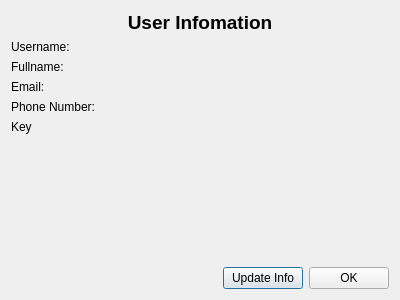
This is src/components/dialogs/user/userdetailsdialog.ui in DamPhuQuy/Scientific-Article-Management as Qt 5 draws it before an edit. The edited form follows.
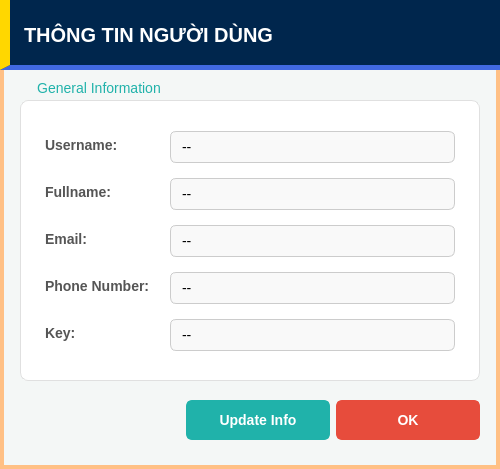
This is the edited form. Icons and pictures are not drawn.

The edit to the form file:
```diff
--- a/src/components/dialogs/user/userdetailsdialog.ui
+++ b/src/components/dialogs/user/userdetailsdialog.ui
@@ -6,35 +6,173 @@
    <rect>
     <x>0</x>
     <y>0</y>
-    <width>400</width>
-    <height>300</height>
+    <width>500</width>
+    <height>469</height>
    </rect>
   </property>
+  <property name="minimumSize">
+   <size>
+    <width>500</width>
+    <height>450</height>
+   </size>
+  </property>
   <property name="windowTitle">
-   <string>Author Details</string>
+   <string>User Details</string>
+  </property>
+  <property name="styleSheet">
+   <string notr="true">
+/* --- CÀI ĐẶT CHUNG --- */
+QDialog#UserDetailsDialog {
+    background-color: #f4f7f6;
+    border: 4px solid #FFC085;
+}
+QWidget {
+    font-family: &quot;Segoe UI&quot;, Arial, sans-serif;
+    font-size: 14px;
+}
+
+/* --- GROUP BOX --- */
+QGroupBox {
+    background-color: #ffffff;
+    border: 1px solid #e0e0e0;
+    border-radius: 8px;
+    margin-top: 20px;
+    padding-top: 20px;
+    padding-bottom: 20px;
+    padding-left: 15px;
+    padding-right: 15px;
+}
+QGroupBox::title {
+    subcontrol-origin: margin;
+    subcontrol-position: top left;
+    padding: 0 5px;
+    color: #20B2AA;
+    font-weight: bold;
+    left: 10px;
+    top: 0px;
+}
+
+/* --- LABELS --- */
+QLabel {
+    color: #333333;
+}
+/* Nhãn tiêu đề field (Username, Email...) */
+QLabel#lblUsername, QLabel#lblFullName, QLabel#lblEmail, QLabel#lblPhoneNumer, QLabel#label {
+    color: #555555;
+    font-weight: bold;
+}
+/* Giá trị chi tiết */
+QLabel#labelDetailUsername, QLabel#labelDetailFullname, QLabel#labelDetailEmail, QLabel#labelDetailPhoneNumber, QLabel#labelDetailKey {
+    color: #000000;
+    background-color: #f9f9f9;
+    border: 1px solid #cccccc;
+    border-radius: 6px;
+    padding: 8px;
+}
+
+/* --- BUTTONS --- */
+QPushButton {
+    border-radius: 6px;
+    font-weight: bold;
+    padding: 10px 20px;
+    min-width: 100px;
+    color: white;
+}
+/* Nút Update (Xanh Ngọc) */
+QPushButton#btnUpdate {
+    background-color: #20B2AA;
+    border: 2px solid #20B2AA;
+}
+QPushButton#btnUpdate:hover {
+    background-color: #17a098;
+}
+/* Nút OK (Đỏ - Đóng) */
+QPushButton#okBtn {
+    background-color: #e74c3c;
+    border: 2px solid #e74c3c;
+}
+QPushButton#okBtn:hover {
+    background-color: #c0392b;
+}
+   </string>
   </property>
   <property name="modal">
    <bool>true</bool>
   </property>
   <layout class="QVBoxLayout" name="verticalLayout">
+   <property name="spacing">
+    <number>0</number>
+   </property>
+   <property name="leftMargin">
+    <number>0</number>
+   </property>
+   <property name="topMargin">
+    <number>0</number>
+   </property>
+   <property name="rightMargin">
+    <number>0</number>
+   </property>
+   <property name="bottomMargin">
+    <number>20</number>
+   </property>
    <item>
-    <widget class="QLabel" name="labelDetailName">
-     <property name="font">
-      <font>
-       <pointsize>14</pointsize>
-       <bold>true</bold>
-      </font>
+    <widget class="QWidget" name="headerContainer" native="true">
+     <property name="minimumSize">
+      <size>
+       <width>0</width>
+       <height>70</height>
+      </size>
+     </property>
+     <property name="styleSheet">
+      <string notr="true">QWidget#headerContainer{background-color:#00264d;border-bottom:5px solid #4169E1;border-left:10px solid #FFD700;}</string>
+     </property>
+     <layout class="QHBoxLayout" name="horizontalLayout_Header">
+      <item>
+       <widget class="QLabel" name="labelHeader">
+        <property name="styleSheet">
+         <string notr="true">color:#ffffff;font-weight:900;font-size:20px;background:transparent;padding-left:10px;</string>
      </property>
      <property name="text">
-      <string>User Infomation</string>
+         <string>THÔNG TIN NGƯỜI DÙNG</string>
      </property>
      <property name="alignment">
-      <set>Qt::AlignmentFlag::AlignCenter</set>
+         <set>Qt::AlignmentFlag::AlignLeading|Qt::AlignmentFlag::AlignLeft|Qt::AlignmentFlag::AlignVCenter</set>
      </property>
     </widget>
    </item>
+     </layout>
+    </widget>
+   </item>
    <item>
+    <widget class="QWidget" name="bodyContainer" native="true">
+     <layout class="QVBoxLayout" name="verticalLayout_Body">
+      <property name="leftMargin">
+       <number>20</number>
+      </property>
+      <property name="topMargin">
+       <number>10</number>
+      </property>
+      <property name="rightMargin">
+       <number>20</number>
+      </property>
+      <property name="bottomMargin">
+       <number>10</number>
+      </property>
+      <item>
+       <widget class="QGroupBox" name="grpInfo">
+        <property name="title">
+         <string>General Information</string>
+        </property>
     <layout class="QFormLayout" name="formLayoutDetails">
+         <property name="horizontalSpacing">
+          <number>20</number>
+         </property>
+         <property name="verticalSpacing">
+          <number>15</number>
+         </property>
+         <property name="topMargin">
+          <number>10</number>
+         </property>
      <item row="0" column="0">
       <widget class="QLabel" name="lblUsername">
        <property name="text">
@@ -45,7 +183,7 @@
      <item row="0" column="1">
       <widget class="QLabel" name="labelDetailUsername">
        <property name="text">
-        <string/>
+            <string>--</string>
        </property>
       </widget>
      </item>
@@ -59,7 +197,7 @@
      <item row="1" column="1">
       <widget class="QLabel" name="labelDetailFullname">
        <property name="text">
-        <string/>
+            <string>--</string>
        </property>
       </widget>
      </item>
@@ -73,7 +211,7 @@
      <item row="2" column="1">
       <widget class="QLabel" name="labelDetailEmail">
        <property name="text">
-        <string/>
+            <string>--</string>
        </property>
       </widget>
      </item>
@@ -87,43 +225,39 @@
      <item row="3" column="1">
       <widget class="QLabel" name="labelDetailPhoneNumber">
        <property name="text">
-        <string/>
+            <string>--</string>
        </property>
       </widget>
      </item>
      <item row="4" column="0">
       <widget class="QLabel" name="label">
        <property name="text">
-        <string>Key</string>
+            <string>Key:</string>
        </property>
       </widget>
      </item>
      <item row="4" column="1">
       <widget class="QLabel" name="labelDetailKey">
        <property name="text">
-        <string/>
+            <string>--</string>
        </property>
       </widget>
      </item>
     </layout>
-   </item>
-   <item>
-    <spacer name="verticalSpacer">
-     <property name="orientation">
-      <enum>Qt::Orientation::Vertical</enum>
-     </property>
-     <property name="sizeHint" stdset="0">
-      <size>
-       <width>20</width>
-       <height>40</height>
-      </size>
-     </property>
-    </spacer>
+       </widget>
+      </item>
+     </layout>
+    </widget>
    </item>
    <item>
-    <layout class="QVBoxLayout" name="verticalLayout_3">
-     <item>
+    <widget class="QWidget" name="footerContainer" native="true">
       <layout class="QHBoxLayout" name="horizontalLayout_2">
+      <property name="leftMargin">
+       <number>20</number>
+      </property>
+      <property name="rightMargin">
+       <number>20</number>
+      </property>
        <item>
         <spacer name="horizontalSpacer">
          <property name="orientation">
@@ -158,8 +292,7 @@
         </widget>
        </item>
       </layout>
-     </item>
-    </layout>
+    </widget>
    </item>
   </layout>
  </widget>
```
Left out of the diff: 22 changed lines with no effect on the pictures. Lines whose indentation alone changed are shown as unchanged.
